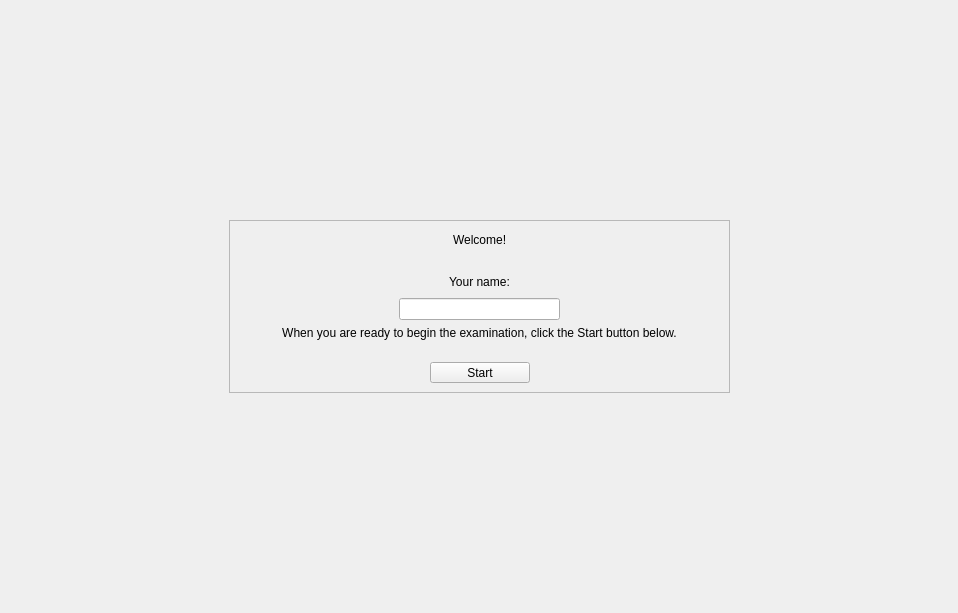
rggarcia/itest, file iTestClient/main_window.ui: the form before one commit.
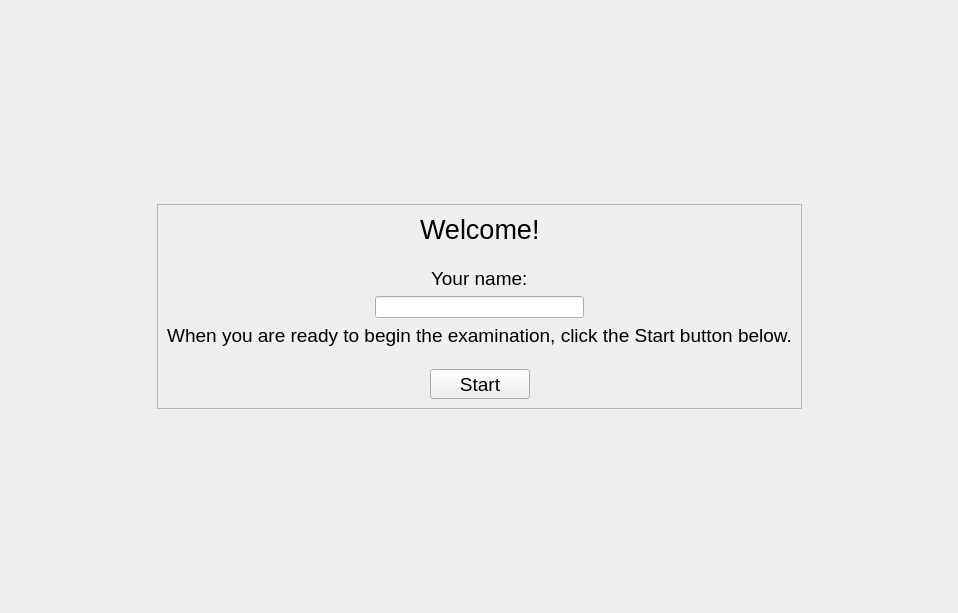
The form after the commit. The open tabs and pages were chosen to show the change. Icons and pictures are not drawn. Custom widgets are drawn as their Qt base class.

Commit message: Restored font size in the Client start screen to the previous one

Diff of the .ui file:
```diff
--- a/iTestClient/main_window.ui
+++ b/iTestClient/main_window.ui
@@ -563,6 +563,11 @@
              </item>
              <item>
               <widget class="QLabel" name="label_welcome">
+               <property name="font">
+                <font>
+                 <pointsize>20</pointsize>
+                </font>
+               </property>
                <property name="text">
                 <string>Welcome!</string>
                </property>
@@ -616,6 +621,11 @@
              </item>
              <item>
               <widget class="QLabel" name="label_your_name">
+               <property name="font">
+                <font>
+                 <pointsize>14</pointsize>
+                </font>
+               </property>
                <property name="text">
                 <string>Your name:</string>
                </property>
@@ -678,6 +688,11 @@
            </item>
            <item>
             <widget class="QLabel" name="label_ready_note">
+             <property name="font">
+              <font>
+               <pointsize>14</pointsize>
+              </font>
+             </property>
              <property name="text">
               <string>When you are ready to begin the examination, click the Start button below.</string>
              </property>
@@ -725,6 +740,11 @@
                  <height>0</height>
                 </size>
                </property>
+               <property name="font">
+                <font>
+                 <pointsize>14</pointsize>
+                </font>
+               </property>
                <property name="text">
                 <string>Start</string>
                </property>
```
Left out of the diff: 6 changed lines with no effect on the pictures.
